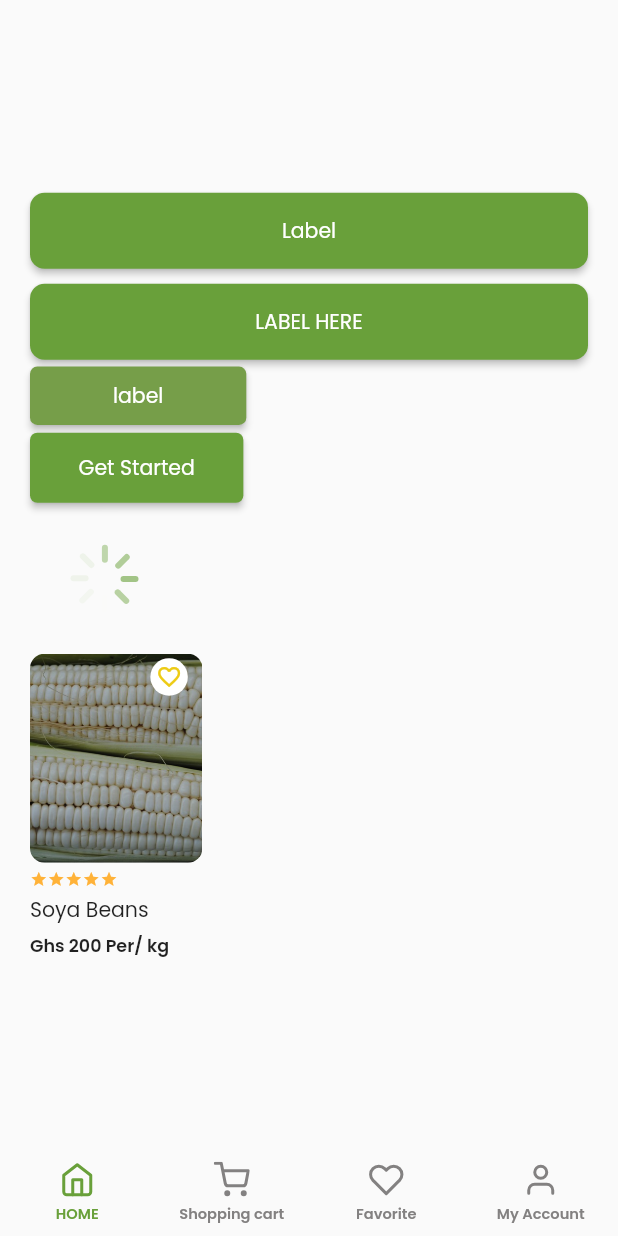
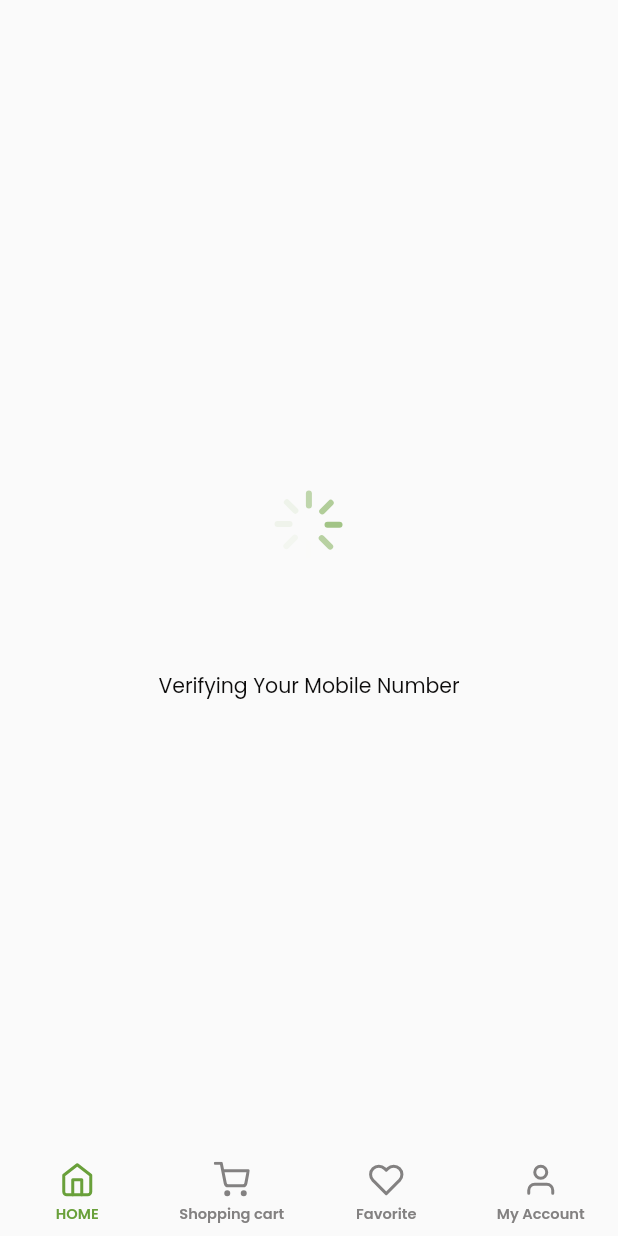
Before and after one commit to snyamson/smart-farming, a Flutter app: the screen it shows after launch, on a phone screen of 412 x 824 dp. Run offline on Flutter 3.47's test engine with Material 2 defaults, Android fonts, the phone set to English and light mode, and no system bars; our stand-ins replace dots_indicator, flutter_feather_icons, flutter_svg, get, google_fonts, lottie.

Commit message:
feat: Implement loading page and done loading page.

```diff
--- a/lib/theme/app_colors.dart
+++ b/lib/theme/app_colors.dart
@@ -11,4 +11,5 @@ class AppColors {
   static Color onboardingTitleTextColor = const Color(0xFF2F2E41);
   static Color onboardingDescTextColor = const Color(0xFF78787C);
   static Color dividerColor = const Color(0xFFD1D1D1);
+  static Color loaderScreenTextColor = const Color(0xFF0C0B0B);
 }
--- a/lib/ui/pages/account/account_page.dart
+++ b/lib/ui/pages/account/account_page.dart
@@ -24,7 +24,7 @@ class AccountPage extends StatelessWidget {
                   mainAxisAlignment: MainAxisAlignment.center,
                   children: [
                     const Spacer(),
-                    CircleAvatar(radius: Dimensions.height52 - 2),
+                    CircleAvatar(radius: Dimensions.height50),
                     SizedBox(height: Dimensions.height10),
                     Text(
                       'Solomon Nyamson',
--- a/lib/ui/pages/main/main_page.dart
+++ b/lib/ui/pages/main/main_page.dart
@@ -6,6 +6,8 @@ import 'package:smart_farming/theme/app_colors.dart';
 import 'package:smart_farming/theme/typography.dart';
 import 'package:smart_farming/ui/pages/account/account_page.dart';
 import 'package:smart_farming/ui/pages/home/home_page.dart';
+import 'package:smart_farming/ui/shared/pages/loading/done_loading_page.dart';
+import 'package:smart_farming/ui/shared/pages/loading/loading_page.dart';
 
 class MainPage extends GetView<MainController> {
   const MainPage({Key? key}) : super(key: key);
@@ -16,7 +18,12 @@ class MainPage extends GetView<MainController> {
       body: Obx(
         () => IndexedStack(
           index: controller.currentIndex.value,
-          children: const [HomePage(), HomePage(), HomePage(), AccountPage()],
+          children: const [
+            LoadingPage(),
+            DoneLoadingPage(),
+            HomePage(),
+            AccountPage()
+          ],
         ),
       ),
       bottomNavigationBar: Obx(
--- /dev/null
+++ b/lib/ui/shared/pages/loading/loading_page.dart
@@ -0,0 +1,35 @@
+import 'package:flutter/material.dart';
+import 'package:lottie/lottie.dart';
+import 'package:smart_farming/theme/app_colors.dart';
+import 'package:smart_farming/theme/typography.dart';
+import 'package:smart_farming/utils/constants/dimensions.dart';
+
+class LoadingPage extends StatelessWidget {
+  final String? label;
+  const LoadingPage({Key? key, this.label}) : super(key: key);
+
+  @override
+  Widget build(BuildContext context) {
+    return Scaffold(
+      body: Center(
+        child: Column(
+          crossAxisAlignment: CrossAxisAlignment.center,
+          mainAxisAlignment: MainAxisAlignment.center,
+          children: [
+            Lottie.asset(
+              'assets/animations/loader.json',
+              height: Dimensions.height100,
+              width: Dimensions.width100,
+            ),
+            SizedBox(height: Dimensions.height50),
+            Text(
+              label ?? 'Verifying Your Mobile Number',
+              style: AppTypography.textRegular14
+                  .copyWith(color: AppColors.loaderScreenTextColor),
+            )
+          ],
+        ),
+      ),
+    );
+  }
+}
--- a/lib/ui/shared/widgets/button/full_width_button.dart
+++ b/lib/ui/shared/widgets/button/full_width_button.dart
@@ -19,7 +19,7 @@ class FullWidthButton extends StatelessWidget {
         shape: RoundedRectangleBorder(
           borderRadius: BorderRadius.circular(Dimensions.radius10),
         ),
-        minimumSize: Size.fromHeight(Dimensions.height52),
+        minimumSize: Size.fromHeight(Dimensions.height50),
       ),
       child: Text(
         label,
--- a/lib/utils/constants/dimensions.dart
+++ b/lib/utils/constants/dimensions.dart
@@ -23,14 +23,16 @@ class Dimensions {
   static double height10 = screenHeight / 84.571;
   static double height15 = screenHeight / 56.380;
   static double height40 = screenHeight / 21.143;
-  static double height52 = screenHeight / 16.264;
+  static double height50 = screenHeight / 16.941;
   static double height95 = screenHeight / 8.902;
+  static double height100 = screenHeight / 8.451;
 
   // Dynamic Sizes for Padding and Margin
   static double width10 = screenHeight / 84.571;
   static double width12 = screenHeight / 70.476;
   static double width15 = screenHeight / 56.380;
   static double width95 = screenHeight / 8.902;
+  static double width100 = screenHeight / 8.451;
 
   // Dynamic Sizes for FontSize
   static double font10 = screenHeight / 84.571;
--- a/pubspec.yaml
+++ b/pubspec.yaml
@@ -40,6 +40,7 @@ dependencies:
   lottie: ^1.4.2
   animations: ^2.0.7
   dots_indicator: ^2.1.0
+  flutter_svg: ^1.1.6
 
 dev_dependencies:
   flutter_test:
@@ -66,6 +67,7 @@ flutter:
   assets:
     - assets/animations/
     - assets/images/
+    - assets/icons/
 
   # An image asset can refer to one or more resolution-specific "variants", see
   # https://flutter.dev/assets-and-images/#resolution-aware
```
Also changed, not shown: lib/ui/shared/pages/loading/done_loading_page.dart (added, +40 -0 lines), assets/icons/done_checkmark.svg (added), pubspec.lock.
